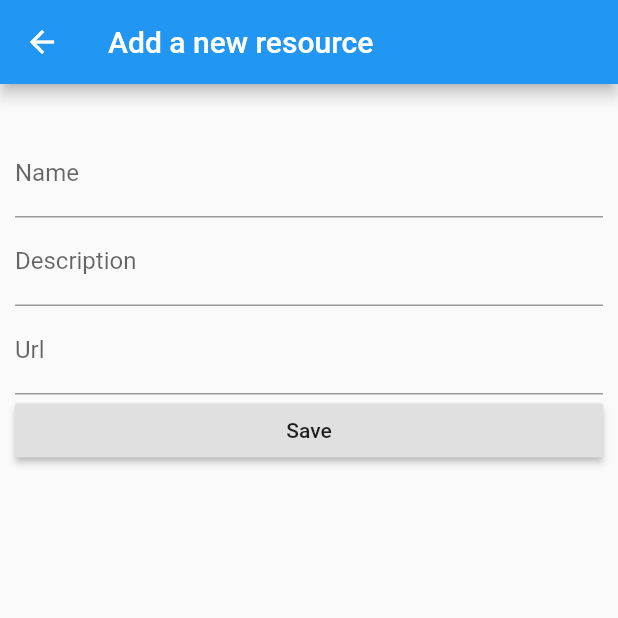
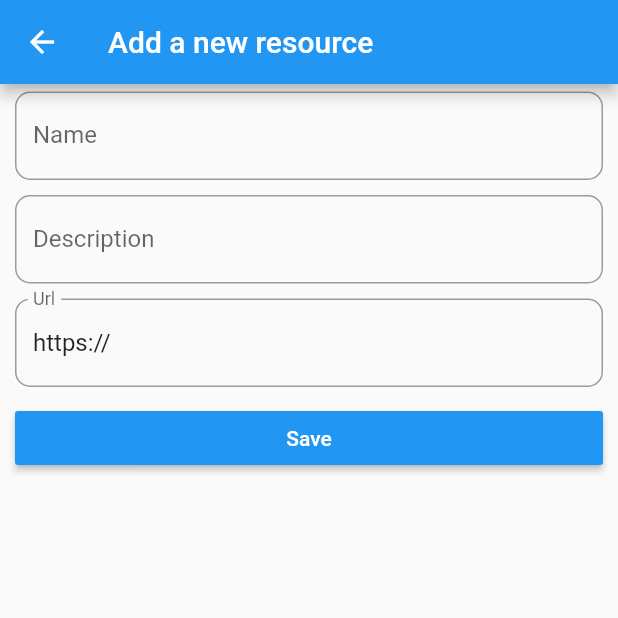
Before and after one commit to f9n/biricik, a Flutter app: the ResourceAdd screen opened directly, on a phone screen of 412 x 824 dp, the top half of it. Run offline on Flutter 3.47's test engine with Material 2 defaults, Android fonts, the phone set to English and light mode, and no system bars; our stand-ins replace flutter_form_builder, flutter_slidable, shared_preferences, sqflite, webview_flutter; accounts and stored records are empty.

Commit message:
Resource ekleme kismindaki eksikler giderildi.

```diff
--- a/lib/screens/resources/add.dart
+++ b/lib/screens/resources/add.dart
@@ -14,7 +14,7 @@ class ResourceAddState extends State<ResourceAdd> {
 
   TextEditingController txtName = new TextEditingController();
   TextEditingController txtDescription = new TextEditingController();
-  TextEditingController txtUrl = new TextEditingController();
+  TextEditingController txtUrl = new TextEditingController(text: "https://");
 
   String addedDate = now.toString();
 
@@ -25,23 +25,63 @@ class ResourceAddState extends State<ResourceAdd> {
         title: Text("Add a new resource"),
       ),
       body: Padding(
-        padding: EdgeInsets.only(top: 30.0, left: 10.0, right: 10.0),
+        padding: EdgeInsets.only(left: 10.0, right: 10.0),
         child: ListView(
           children: <Widget>[
+            Padding(
+              padding: EdgeInsets.only(top: 5.0),
+            ),
             TextField(
               controller: txtName,
-              decoration: InputDecoration(labelText: "Name"),
+              decoration: InputDecoration(
+                labelText: "Name",
+                hintText: "r3-d3",
+                border: OutlineInputBorder(
+                  borderRadius: BorderRadius.all(
+                    Radius.circular(10.0),
+                  ),
+                ),
+              ),
+              keyboardType: TextInputType.text,
+            ),
+            Padding(
+              padding: EdgeInsets.only(top: 10.0),
             ),
             TextField(
               controller: txtDescription,
-              decoration: InputDecoration(labelText: "Description"),
+              decoration: InputDecoration(
+                labelText: "Description",
+                hintText: "My starwars robot",
+                border: OutlineInputBorder(
+                  borderRadius: BorderRadius.all(
+                    Radius.circular(10.0),
+                  ),
+                ),
+              ),
+              keyboardType: TextInputType.text,
+            ),
+            Padding(
+              padding: EdgeInsets.only(top: 10.0),
             ),
             TextField(
               controller: txtUrl,
-              decoration: InputDecoration(labelText: "Url"),
+              decoration: InputDecoration(
+                labelText: "Url",
+                border: OutlineInputBorder(
+                  borderRadius: BorderRadius.all(
+                    Radius.circular(10.0),
+                  ),
+                ),
+              ),
+              keyboardType: TextInputType.url,
+            ),
+            Padding(
+              padding: EdgeInsets.only(top: 10.0),
             ),
             RaisedButton(
               child: Text('Save'),
+              color: Theme.of(context).primaryColor,
+              textColor: Colors.white,
               onPressed: save,
             ),
           ],
```
